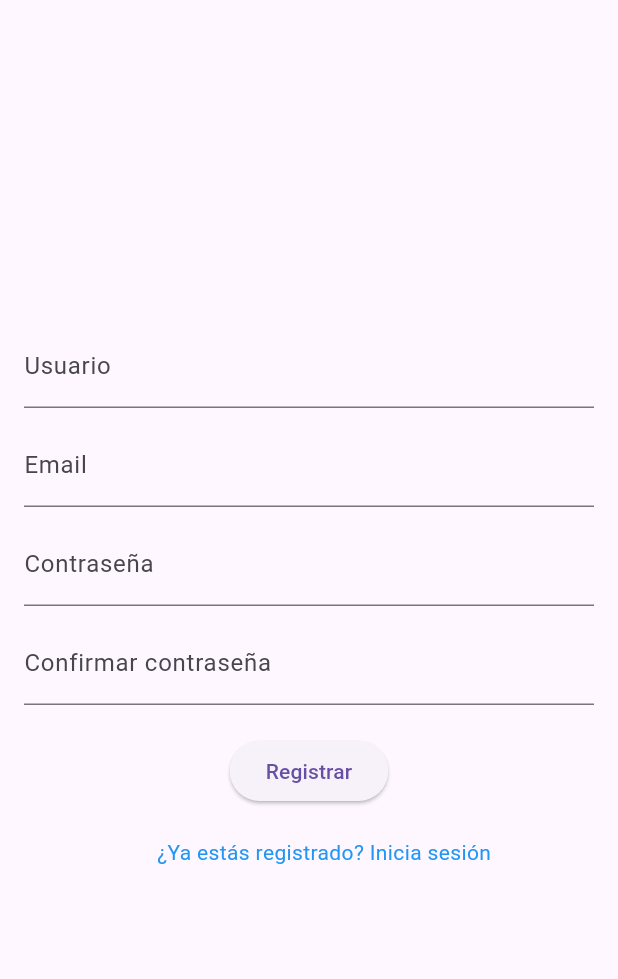
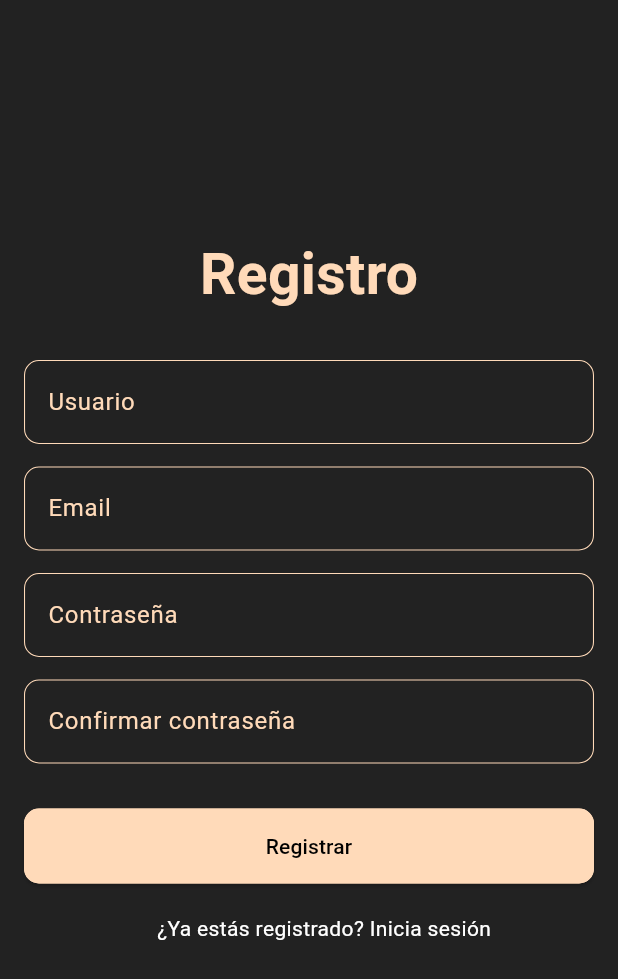
Before and after one commit to andresjuarez1/Social-network-app, a Flutter app: the screen it shows after launch, after a tap on "¿No estás registrado? ¡Regístrate!", on a phone screen of 412 x 824 dp. Shown: the top 979 px of the screen. Run offline on Flutter 3.47's test engine with Material 3 defaults, Android fonts, the phone set to English and light mode, and no system bars; our stand-ins replace cloud_firestore, firebase_auth, firebase_core, firebase_storage, image_picker; accounts and stored records are empty; network calls fail.

Commit message:
new styles in login and register

```diff
--- a/lib/presentation/login_page.dart
+++ b/lib/presentation/login_page.dart
@@ -4,12 +4,11 @@ import 'package:c2_movil/presentation/register_page.dart';
 import 'package:c2_movil/presentation/landing.dart';
 
 class Login extends StatelessWidget {
-
   final _passwordController = TextEditingController();
   final _emailController = TextEditingController();
+  final Color peachColor = Color(0xFFFFDAB9);
 
   void _navigateToRegistrationPage(BuildContext context) {
-
     Navigator.push(
       context,
       MaterialPageRoute(builder: (context) => RegistrationPage()),
@@ -18,15 +17,16 @@ class Login extends StatelessWidget {
 
   void _navigateToLandingPage(BuildContext context) async {
     try {
-      UserCredential userCredential = await FirebaseAuth.instance.signInWithEmailAndPassword(
-          email: _emailController.text,
-          password: _passwordController.text
+      UserCredential userCredential =
+          await FirebaseAuth.instance.signInWithEmailAndPassword(
+        email: _emailController.text,
+        password: _passwordController.text,
       );
       Navigator.push(
         context,
-        MaterialPageRoute(builder: (context) => LandingPage(email: _emailController.text)),
+        MaterialPageRoute(
+            builder: (context) => LandingPage(email: _emailController.text)),
       );
-
     } on FirebaseAuthException catch (e) {
       if (e.code == 'user-not-found') {
         print('No user found for that email.');
@@ -34,44 +34,86 @@ class Login extends StatelessWidget {
         print('Wrong password provided for that user.');
       }
     }
-
   }
 
   @override
   Widget build(BuildContext context) {
     return Scaffold(
+      backgroundColor: const Color.fromARGB(255, 34, 34, 34),
       body: Padding(
         padding: const EdgeInsets.all(16.0),
         child: Column(
           mainAxisAlignment: MainAxisAlignment.center,
           children: <Widget>[
+            Text(
+              'Bienvenido',
+              style: TextStyle(
+                  color: Color(0xFFFFDAB9),
+                  fontSize: 38,
+                  fontWeight: FontWeight.bold),
+            ),
             SizedBox(height: 40),
             TextField(
-              controller:_emailController,
+              controller: _emailController,
               decoration: InputDecoration(
-                labelText: 'email',
+                labelText: 'Email',
+                labelStyle: TextStyle(color: Colors.white),
+                enabledBorder: OutlineInputBorder(
+                  borderSide: BorderSide(color: peachColor, width: 0.7),
+                  borderRadius: BorderRadius.circular(10.0),
+                ),
+                focusedBorder: OutlineInputBorder(
+                  borderSide: BorderSide(color: peachColor, width: 2.0),
+                  borderRadius: BorderRadius.circular(10.0),
+                ),
               ),
+              style: TextStyle(color: Colors.white),
             ),
+            SizedBox(height: 20),
             TextField(
               controller: _passwordController,
               decoration: InputDecoration(
                 labelText: 'Contraseña',
+                labelStyle: TextStyle(color: Colors.white),
+                enabledBorder: OutlineInputBorder(
+                  borderSide: BorderSide(color: peachColor, width: 0.7),
+                  borderRadius: BorderRadius.circular(10.0),
+                ),
+                focusedBorder: OutlineInputBorder(
+                  borderSide: BorderSide(color: peachColor, width: 2.0),
+                  borderRadius: BorderRadius.circular(10.0),
+                ),
               ),
               obscureText: true,
+              style: TextStyle(color: Colors.white),
             ),
-            SizedBox(height: 20),
-            ElevatedButton(
-              onPressed: () => _navigateToLandingPage(context),
-              child: Text('Login'),
+            SizedBox(height: 40),
+            SizedBox(
+              width: double.infinity,
+              height: 50,
+              child: ElevatedButton(
+                onPressed: () => _navigateToLandingPage(context),
+                style: ElevatedButton.styleFrom(
+                  backgroundColor: peachColor,
+                  shape: RoundedRectangleBorder(
+                    borderRadius: BorderRadius.circular(10.0),
+                    side: BorderSide(color: peachColor),
+                  ),
+                ),
+                child: Text(
+                  'Login',
+                  style: TextStyle(color: Colors.black),
+                ),
+              ),
             ),
-            SizedBox(height: 20),
+            SizedBox(height: 30),
             GestureDetector(
               onTap: () => _navigateToRegistrationPage(context),
               child: Container(
                 margin: EdgeInsets.only(left: 20.0),
                 child: Text(
                   '¿No estás registrado? ¡Regístrate!',
-                  style: TextStyle(fontSize: 14.0, color: Colors.blue),
+                  style: TextStyle(fontSize: 14.0, color: Colors.white),
                 ),
               ),
             ),
--- a/lib/presentation/register_page.dart
+++ b/lib/presentation/register_page.dart
@@ -1,5 +1,5 @@
+import 'package:flutter/material.dart';
 import 'package:firebase_auth/firebase_auth.dart';
-import 'package:flutter/material.dart';
 import 'package:c2_movil/presentation/login_page.dart';
 
 class RegistrationPage extends StatelessWidget {
@@ -8,13 +8,14 @@ class RegistrationPage extends StatelessWidget {
   final _confirmPasswordController = TextEditingController();
   final _emailController = TextEditingController();
   final _formKey = GlobalKey<FormState>();
+  final Color peachColor = Color(0xFFFFDAB9);
 
   void _register(BuildContext context) {
     if (_formKey.currentState!.validate()) {
-
-      FirebaseAuth.instance.createUserWithEmailAndPassword(email: _emailController.text, password: _passwordController.text);
+      FirebaseAuth.instance.createUserWithEmailAndPassword(
+          email: _emailController.text, password: _passwordController.text);
       ScaffoldMessenger.of(context).showSnackBar(
-        SnackBar(content: Text('Registration Successful')),
+        SnackBar(content: Text('Registro exitoso')),
       );
       Navigator.pop(context);
     }
@@ -30,6 +31,7 @@ class RegistrationPage extends StatelessWidget {
   @override
   Widget build(BuildContext context) {
     return Scaffold(
+      backgroundColor: const Color.fromARGB(255, 34, 34, 34),
       body: SingleChildScrollView(
         child: Padding(
           padding: const EdgeInsets.all(16.0),
@@ -38,12 +40,30 @@ class RegistrationPage extends StatelessWidget {
             child: Column(
               mainAxisAlignment: MainAxisAlignment.center,
               children: <Widget>[
-                SizedBox(height: 200),
+                SizedBox(height: 140),
+                Text(
+                  'Registro',
+                  style: TextStyle(
+                      color: peachColor,
+                      fontSize: 38,
+                      fontWeight: FontWeight.bold),
+                ),
+                SizedBox(height: 30),
                 TextFormField(
                   controller: _usernameController,
                   decoration: InputDecoration(
                     labelText: 'Usuario',
+                    labelStyle: TextStyle(color: peachColor),
+                    enabledBorder: OutlineInputBorder(
+                      borderSide: BorderSide(color: peachColor, width: 0.7),
+                      borderRadius: BorderRadius.circular(10.0),
+                    ),
+                    focusedBorder: OutlineInputBorder(
+                      borderSide: BorderSide(color: peachColor, width: 2.0),
+                      borderRadius: BorderRadius.circular(10.0),
+                    ),
                   ),
+                  style: TextStyle(color: Colors.white),
                   validator: (value) {
                     if (value == null || value.isEmpty) {
                       return 'Por favor, ingresa tu nombre de usuario';
@@ -51,12 +71,22 @@ class RegistrationPage extends StatelessWidget {
                     return null;
                   },
                 ),
-                SizedBox(height: 10),
+                SizedBox(height: 15),
                 TextFormField(
                   controller: _emailController,
                   decoration: InputDecoration(
                     labelText: 'Email',
+                    labelStyle: TextStyle(color: peachColor),
+                    enabledBorder: OutlineInputBorder(
+                      borderSide: BorderSide(color: peachColor, width: 0.7),
+                      borderRadius: BorderRadius.circular(10.0),
+                    ),
+                    focusedBorder: OutlineInputBorder(
+                      borderSide: BorderSide(color: peachColor, width: 2.0),
+                      borderRadius: BorderRadius.circular(10.0),
+                    ),
                   ),
+                  style: TextStyle(color: Colors.white),
                   validator: (value) {
                     if (value == null || value.isEmpty) {
                       return 'Por favor, ingresa tu email';
@@ -64,13 +94,23 @@ class RegistrationPage extends StatelessWidget {
                     return null;
                   },
                 ),
-                SizedBox(height: 10),
+                SizedBox(height: 15),
                 TextFormField(
                   controller: _passwordController,
                   decoration: InputDecoration(
                     labelText: 'Contraseña',
+                    labelStyle: TextStyle(color: peachColor),
+                    enabledBorder: OutlineInputBorder(
+                      borderSide: BorderSide(color: peachColor, width: 0.7),
+                      borderRadius: BorderRadius.circular(10.0),
+                    ),
+                    focusedBorder: OutlineInputBorder(
+                      borderSide: BorderSide(color: peachColor, width: 2.0),
+                      borderRadius: BorderRadius.circular(10.0),
+                    ),
                   ),
                   obscureText: true,
+                  style: TextStyle(color: Colors.white),
                   validator: (value) {
                     if (value == null || value.isEmpty) {
                       return 'Por favor, ingresa tu contraseña';
@@ -78,13 +118,23 @@ class RegistrationPage extends StatelessWidget {
                     return null;
                   },
                 ),
-                SizedBox(height: 10),
+                SizedBox(height: 15),
                 TextFormField(
                   controller: _confirmPasswordController,
                   decoration: InputDecoration(
                     labelText: 'Confirmar contraseña',
+                    labelStyle: TextStyle(color: peachColor),
+                    enabledBorder: OutlineInputBorder(
+                      borderSide: BorderSide(color: peachColor, width: 0.7),
+                      borderRadius: BorderRadius.circular(10.0),
+                    ),
+                    focusedBorder: OutlineInputBorder(
+                      borderSide: BorderSide(color: peachColor, width: 2.0),
+                      borderRadius: BorderRadius.circular(10.0),
+                    ),
                   ),
                   obscureText: true,
+                  style: TextStyle(color: Colors.white),
                   validator: (value) {
                     if (value == null || value.isEmpty) {
                       return 'Por favor, ingresa tu contraseña nuevamente';
@@ -95,10 +145,24 @@ class RegistrationPage extends StatelessWidget {
                     return null;
                   },
                 ),
-                SizedBox(height: 20),
-                ElevatedButton(
-                  onPressed: () => _register(context),
-                  child: Text('Registrar'),
+                SizedBox(height: 30),
+                SizedBox(
+                  width: double.infinity,
+                  height: 50,
+                  child: ElevatedButton(
+                    onPressed: () => _register(context),
+                    style: ElevatedButton.styleFrom(
+                      backgroundColor: peachColor,
+                      shape: RoundedRectangleBorder(
+                        borderRadius: BorderRadius.circular(10.0),
+                        side: BorderSide(color: peachColor),
+                      ),
+                    ),
+                    child: Text(
+                      'Registrar',
+                      style: TextStyle(color: Colors.black),
+                    ),
+                  ),
                 ),
                 SizedBox(height: 20),
                 GestureDetector(
@@ -107,7 +171,7 @@ class RegistrationPage extends StatelessWidget {
                     margin: EdgeInsets.only(left: 20.0),
                     child: Text(
                       '¿Ya estás registrado? Inicia sesión',
-                      style: TextStyle(fontSize: 14.0, color: Colors.blue),
+                      style: TextStyle(fontSize: 14.0, color: Colors.white),
                     ),
                   ),
                 ),
```
Also changed, not shown: 2 other files.
